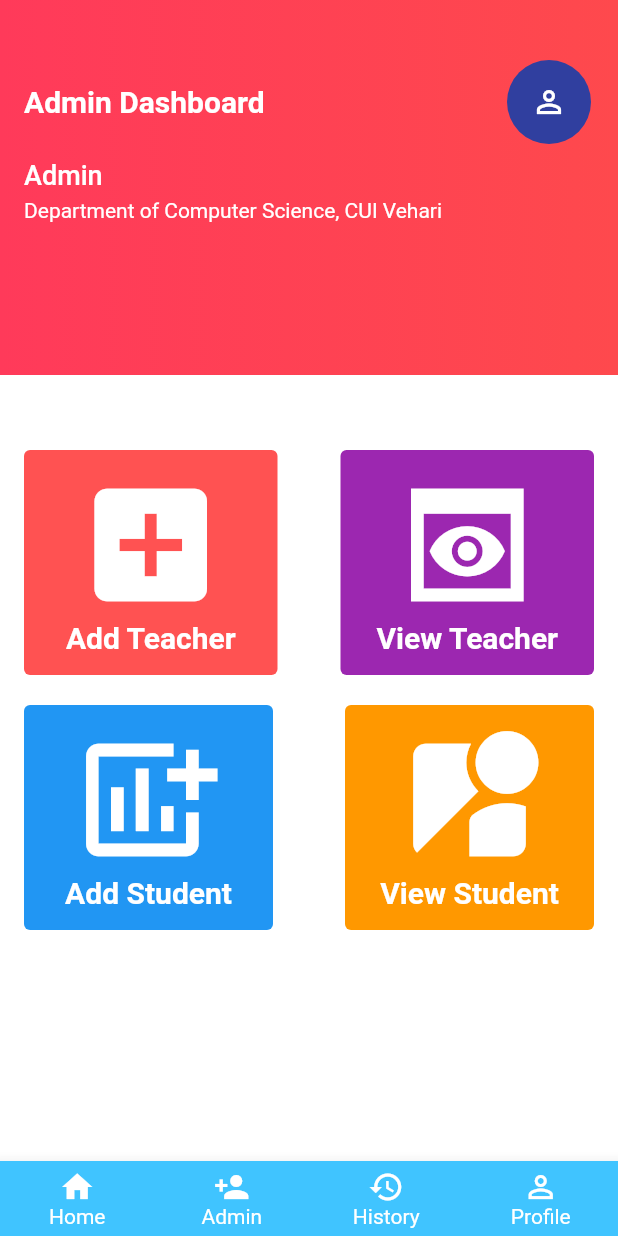
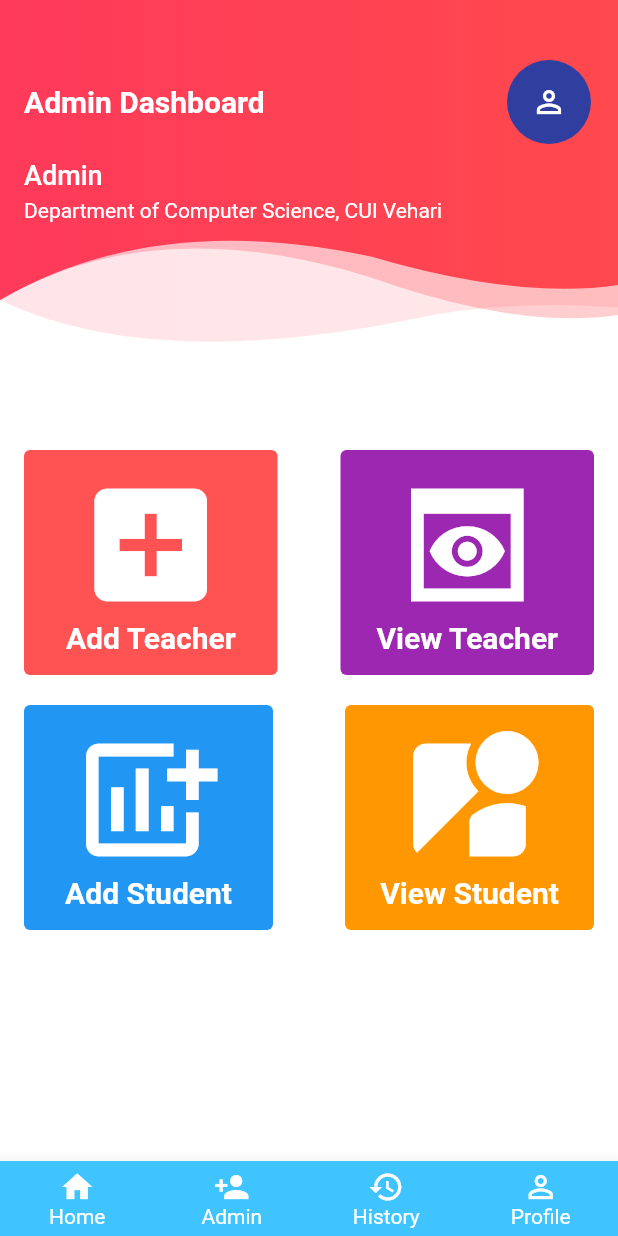
Before and after one commit to itschmazhar/FA19-BCS-078-M.MAZHAR, a Flutter app: the screen it shows after launch, item 2 of the bottom bar chosen, on a phone screen of 412 x 824 dp. Run offline on Flutter 3.47's test engine with Material 2 defaults, Android fonts, the phone set to English and light mode, and no system bars; our stand-ins replace file_picker, firebase_core, firebase_database, firebase_storage, flutter_svg, font_awesome_flutter and 3 more; missing offline and left inert: adobe_xd, bmi_calculator, firebase_core_web, firebase_database_web, syncfusion_flutter_pdfviewer; accounts and stored records are empty.

Commit message:
Adding clipper design customization in admin panel design
Adding clipper design customization in admin panel design

Co-Authored-By: Muhammad Imran <101793214+itsimran69@users.noreply.github.com>

```diff
--- a/Samester_Project(070-078)/Project_Allocation_App(070-078)/lib/admin_panel.dart
+++ b/Samester_Project(070-078)/Project_Allocation_App(070-078)/lib/admin_panel.dart
@@ -314,7 +314,7 @@ class admin_page extends StatelessWidget {
     return Stack(
       children: <Widget>[
         ClipPath(
-         // clipper: WaveClipper2(),
+         clipper: WaveClipper2(),
           child: Container(
             child: Column(),
             width: double.infinity,
@@ -325,7 +325,7 @@ class admin_page extends StatelessWidget {
           ),
         ),
         ClipPath(
-         // clipper: WaveClipper3(),
+          clipper: WaveClipper3(),
           child: Container(
             child: Column(),
             width: double.infinity,
@@ -336,7 +336,7 @@ class admin_page extends StatelessWidget {
           ),
         ),
         ClipPath(
-          //clipper: WaveClipper1(),
+          clipper: WaveClipper1(),
           child: Container(
             child: Column(
               crossAxisAlignment: CrossAxisAlignment.start,
@@ -416,3 +416,83 @@ class admin_page extends StatelessWidget {
     );
   }
 }
+class WaveClipper1 extends CustomClipper<Path> {
+  @override
+  Path getClip(Size size) {
+    final path = Path();
+    path.lineTo(0.0, size.height - 50);
+
+    var firstEndPoint = Offset(size.width * 0.6, size.height - 29 - 50);
+    var firstControlPoint = Offset(size.width * .25, size.height - 60 - 50);
+    path.quadraticBezierTo(firstControlPoint.dx, firstControlPoint.dy,
+        firstEndPoint.dx, firstEndPoint.dy);
+
+    var secondEndPoint = Offset(size.width, size.height - 60);
+    var secondControlPoint = Offset(size.width * 0.84, size.height - 50);
+    path.quadraticBezierTo(secondControlPoint.dx, secondControlPoint.dy,
+        secondEndPoint.dx, secondEndPoint.dy);
+    path.lineTo(size.width, size.height);
+    path.lineTo(size.width, 0);
+    path.close();
+    return path;
+  }
+
+  @override
+  bool shouldReclip(CustomClipper<Path> oldClipper) {
+    return false;
+  }
+}
+
+class WaveClipper3 extends CustomClipper<Path> {
+  @override
+  Path getClip(Size size) {
+    final path = Path();
+    path.lineTo(0.0, size.height - 50);
+
+    var firstEndPoint = Offset(size.width * 0.6, size.height - 15 - 50);
+    var firstControlPoint = Offset(size.width * .25, size.height - 60 - 50);
+    path.quadraticBezierTo(firstControlPoint.dx, firstControlPoint.dy,
+        firstEndPoint.dx, firstEndPoint.dy);
+
+    var secondEndPoint = Offset(size.width, size.height - 40);
+    var secondControlPoint = Offset(size.width * 0.84, size.height - 30);
+    path.quadraticBezierTo(secondControlPoint.dx, secondControlPoint.dy,
+        secondEndPoint.dx, secondEndPoint.dy);
+    path.lineTo(size.width, size.height);
+    path.lineTo(size.width, 0);
+    path.close();
+    return path;
+  }
+
+  @override
+  bool shouldReclip(CustomClipper<Path> oldClipper) {
+    return false;
+  }
+}
+
+class WaveClipper2 extends CustomClipper<Path> {
+  @override
+  Path getClip(Size size) {
+    final path = Path();
+    path.lineTo(0.0, size.height - 50);
+
+    var firstEndPoint = Offset(size.width * .7, size.height - 40);
+    var firstControlPoint = Offset(size.width * .25, size.height);
+    path.quadraticBezierTo(firstControlPoint.dx, firstControlPoint.dy,
+        firstEndPoint.dx, firstEndPoint.dy);
+
+    var secondEndPoint = Offset(size.width, size.height - 45);
+    var secondControlPoint = Offset(size.width * 0.84, size.height - 50);
+    path.quadraticBezierTo(secondControlPoint.dx, secondControlPoint.dy,
+        secondEndPoint.dx, secondEndPoint.dy);
+    path.lineTo(size.width, size.height);
+    path.lineTo(size.width, 0);
+    path.close();
+    return path;
+  }
+
+  @override
+  bool shouldReclip(CustomClipper<Path> oldClipper) {
+    return false;
+  }
+}
```
